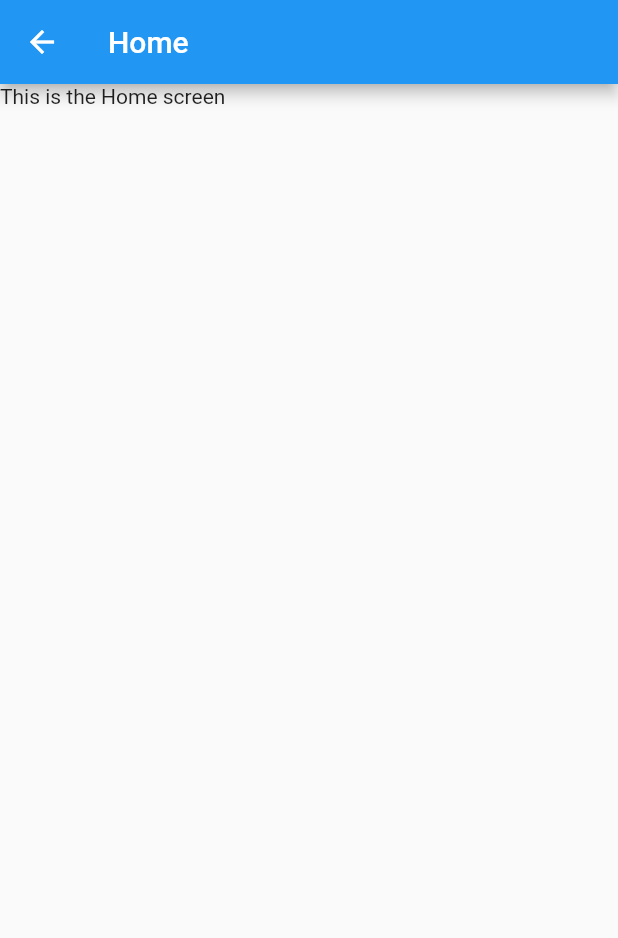
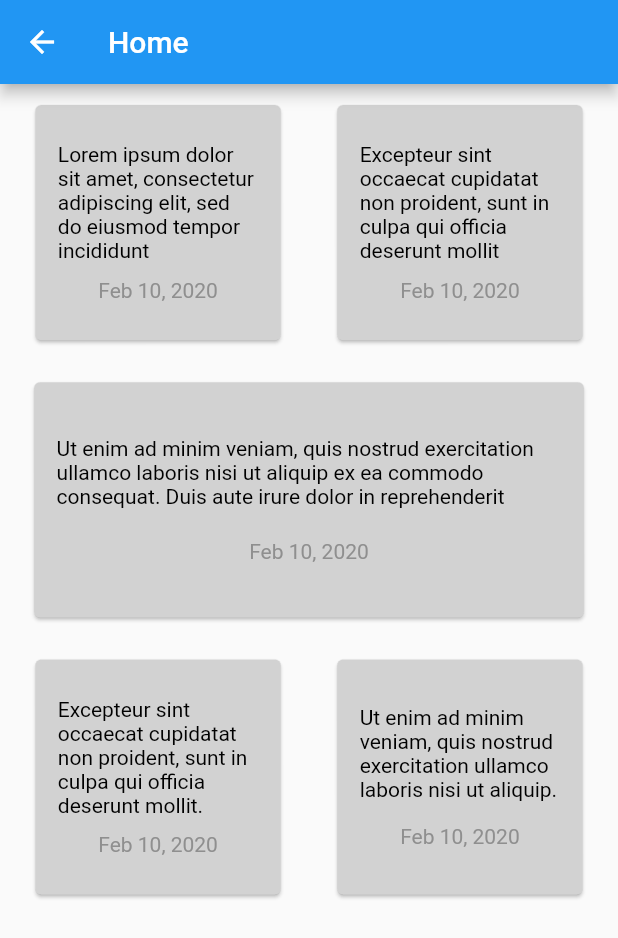
Before and after one commit to jimmytran005/at_notes, a Flutter app: the HomeScreen screen opened directly, on a phone screen of 412 x 824 dp. Shown: the top 938 px of the screen. Run offline on Flutter 3.47's test engine with Material 2 defaults, Android fonts, the phone set to English and light mode, and no system bars; missing offline and left inert: at_app_flutter, at_client_mobile, at_onboarding_flutter, at_utils.

```diff
--- a/lib/main.dart
+++ b/lib/main.dart
@@ -71,8 +71,8 @@ class _MyAppState extends State<MyApp> {
                   onError: (error) {
                     _logger.severe('Onboarding throws $error error');
                   },
-                  // nextScreen: HomeScreen(),
-                  nextScreen: TakenoteScreen(),
+                  nextScreen: HomeScreen(),
+                  // nextScreen: TakenoteScreen(),
                 );
               },
               child: const Text('Onboard an @sign'),
--- a/lib/screens/home.dart
+++ b/lib/screens/home.dart
@@ -5,7 +5,76 @@ class HomeScreen extends StatelessWidget {
   Widget build(BuildContext context) {
     return Scaffold(
       appBar: AppBar(title: Text('Home')),
-      body: Text('This is the Home screen'),
+      body: Column(
+        children: [
+          Row(mainAxisAlignment: MainAxisAlignment.spaceEvenly, children: [
+            Note(
+                'Lorem ipsum dolor sit amet, consectetur adipiscing elit, sed do eiusmod tempor incididunt',
+                'Feb 10, 2020',
+                false),
+            Note(
+                'Excepteur sint occaecat cupidatat non proident, sunt in culpa qui officia deserunt mollit',
+                'Feb 10, 2020',
+                false)
+          ]),
+          Row(mainAxisAlignment: MainAxisAlignment.spaceEvenly, children: [
+            Note(
+                'Ut enim ad minim veniam, quis nostrud exercitation ullamco laboris nisi ut aliquip ex ea commodo consequat. Duis aute irure dolor in reprehenderit',
+                'Feb 10, 2020',
+                true),
+          ]),
+          Row(mainAxisAlignment: MainAxisAlignment.spaceEvenly, children: [
+            Note(
+                'Excepteur sint occaecat cupidatat non proident, sunt in culpa qui officia deserunt mollit.',
+                'Feb 10, 2020',
+                false),
+            Note(
+                'Ut enim ad minim veniam, quis nostrud exercitation ullamco laboris nisi ut aliquip.',
+                'Feb 10, 2020',
+                false)
+          ]),
+        ],
+      ),
     );
   }
 }
+
+// This will be the note component that will be displayed on the home screen
+// ignore: must_be_immutable
+class Note extends StatelessWidget {
+  // properties of the note
+  String? description;
+  String? date;
+  bool? isExpanded;
+
+  Note(this.description, this.date, this.isExpanded, {Key? key})
+      : super(key: key);
+
+  @override
+  Widget build(BuildContext context) {
+    double widthOfScreen = MediaQuery.of(context).size.width;
+    double heightOfScreen = MediaQuery.of(context).size.height;
+
+    const dateColor = Color(0xff8F8F8F);
+    const descriptionColor = Colors.black;
+    const backgroundColor = Color(0xffD2D2D2);
+
+    return Padding(
+        padding: const EdgeInsets.all(10.0),
+        child: SizedBox(
+          width: widthOfScreen / (isExpanded! ? 1.1 : 2.4),
+          height: heightOfScreen / 5,
+          child: Card(
+              color: backgroundColor,
+              child: Padding(
+                  padding: const EdgeInsets.all(15),
+                  child: Column(
+                      mainAxisAlignment: MainAxisAlignment.spaceEvenly,
+                      children: [
+                        Text(description!,
+                            style: const TextStyle(color: descriptionColor)),
+                        Text(date!, style: const TextStyle(color: dateColor))
+                      ]))),
+        ));
+  }
+}
```
